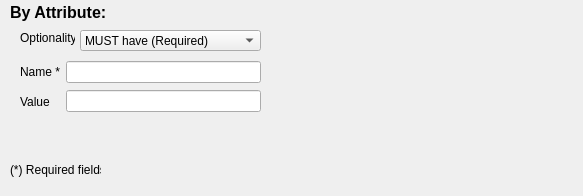
This is GUI_Windows/Filters-Requirements/by_attribute.ui in ivanfelipeib/Masterarbeit as Qt 5 draws it before an edit. The edited form follows.
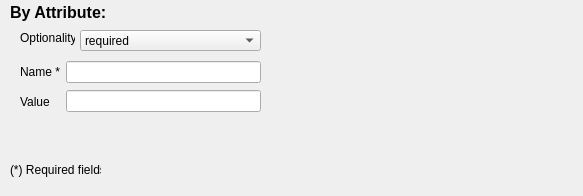
This is the edited form.

The edit to the form file:
```diff
--- a/GUI_Windows/Filters-Requirements/by_attribute.ui
+++ b/GUI_Windows/Filters-Requirements/by_attribute.ui
@@ -99,7 +99,7 @@
     </property>
     <item>
      <property name="text">
-      <string>MUST have (Required)</string>
+      <string>required</string>
      </property>
     </item>
     <item>
```
Left out of the diff: 4 changed lines with no effect on the pictures.
